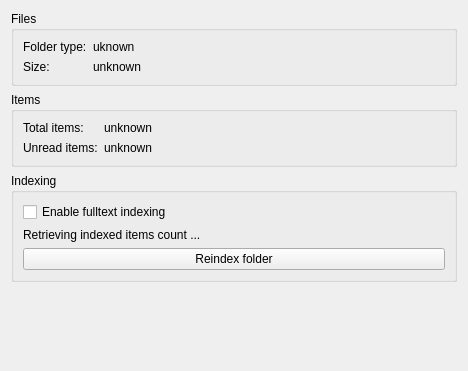
Old version of the form src/widgets/collectionmaintenancepage.ui in the repository KDE/akonadi.
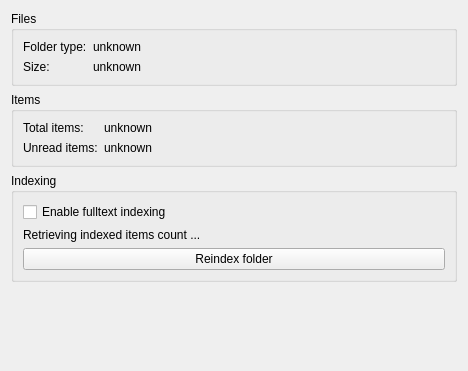
New version of the form.

What changed in the file:
```diff
--- a/src/widgets/collectionmaintenancepage.ui
+++ b/src/widgets/collectionmaintenancepage.ui
@@ -33,7 +33,7 @@
       <item row="0" column="1">
        <widget class="QLabel" name="folderTypeLbl">
         <property name="text">
-         <string>uknown</string>
+         <string>unknown</string>
         </property>
        </widget>
       </item>
```
